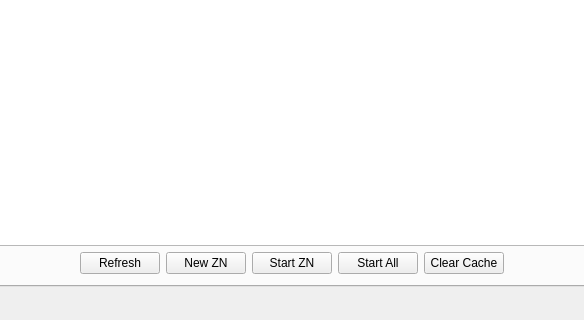
Above: src/mainwindow.ui from zerocurrencycoin/zerowallet before the change; both pictures show x 308 to 892 and y 480 to 800 of the 1200 by 800 pixel window. Below: the same form after it.
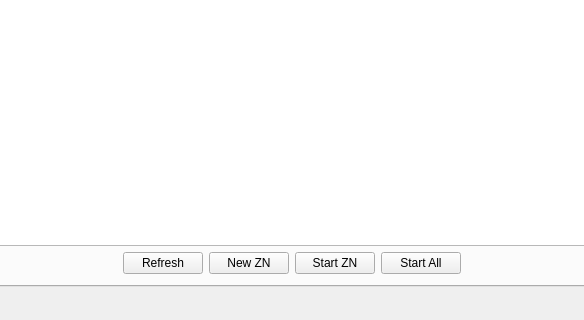
That is the form after the change. The open tabs and pages were chosen to show the change. Icons and pictures are not drawn. Custom widgets are drawn as their Qt base class.

Commit message: fix zeronode buttons

Diff of the .ui file:
```diff
--- a/src/mainwindow.ui
+++ b/src/mainwindow.ui
@@ -1060,13 +1060,6 @@
               </property>
              </widget>
             </item>
-            <item>
-             <widget class="QPushButton" name="btnZNClearCache">
-              <property name="text">
-               <string>Clear Cache</string>
-              </property>
-             </widget>
-            </item>
             <item>
              <spacer name="horizontalSpacer_9">
               <property name="orientation">
```
Left out of the diff: 2 changed lines with no effect on the pictures. The commit also changes 2 other files.
